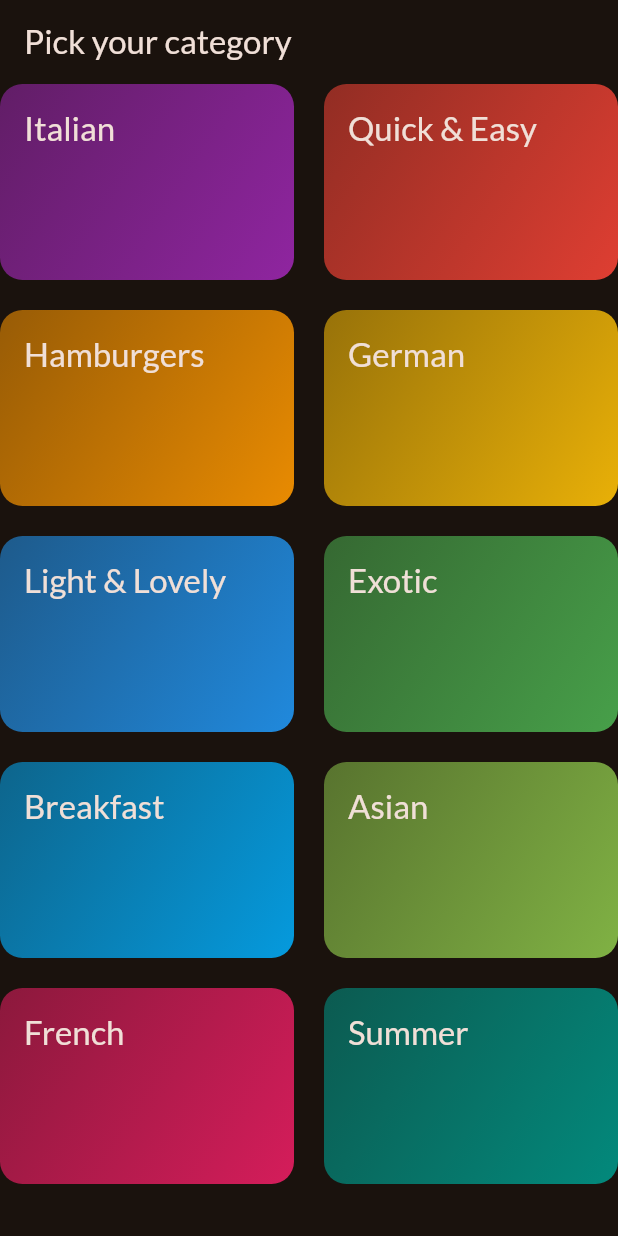
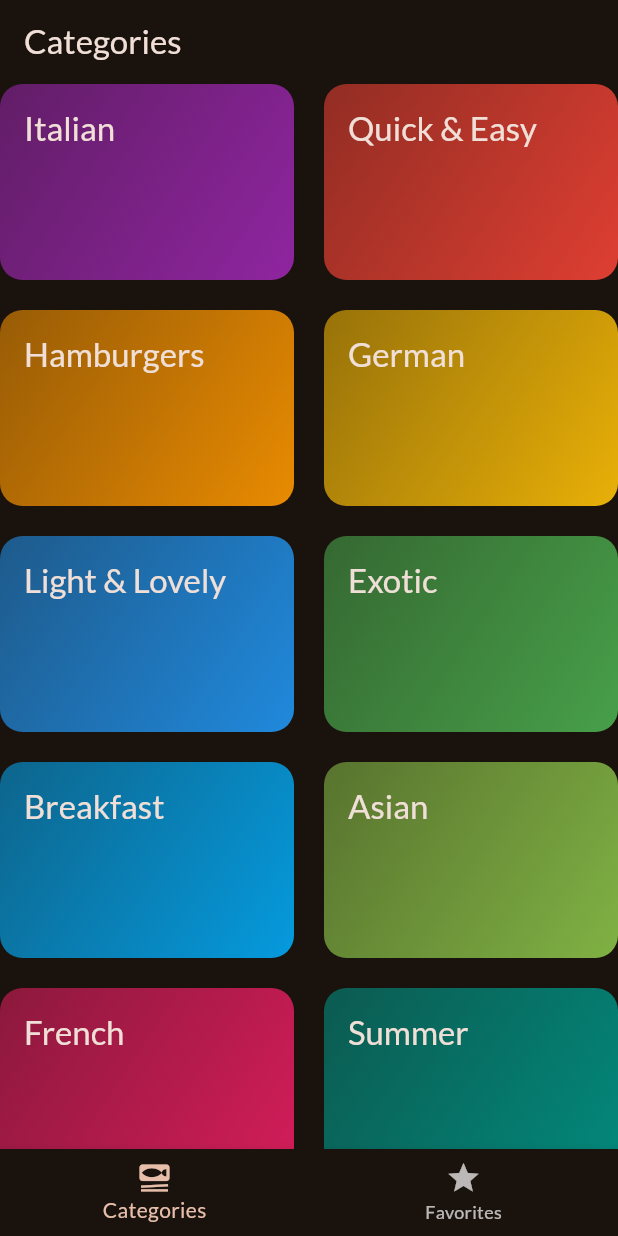
Before and after one commit to yasinbashar/meals_app-in-Flutter, a Flutter app: the screen it shows after launch, on a phone screen of 412 x 824 dp. Run offline on Flutter 3.47's test engine with Material 3 defaults, Android fonts, the phone set to English and light mode, and no system bars; our stand-ins replace google_fonts, transparent_image.

Commit message:
adding tabscreen

```diff
--- a/lib/main.dart
+++ b/lib/main.dart
@@ -1,8 +1,8 @@
 import 'package:flutter/material.dart';
 
 import 'package:google_fonts/google_fonts.dart';
-import 'package:meals_app/screens/categories.dart';
 
+import 'package:meals_app/screens/tabs.dart';
 
 final theme = ThemeData(
   useMaterial3: true,
@@ -24,7 +24,7 @@ class App extends StatelessWidget {
   Widget build(BuildContext context) {
     return MaterialApp(
       theme: theme,
-      home: const Categories(),
+      home: const Tabs(),
     );
   }
 }
--- a/lib/screens/categories.dart
+++ b/lib/screens/categories.dart
@@ -24,11 +24,7 @@ class Categories extends StatelessWidget {
 
   @override
   Widget build(BuildContext context) {
-    return Scaffold(
-      appBar: AppBar(
-        title: const Text('Pick your category'),
-      ),
-      body: GridView(
+    return GridView(
       gridDelegate: const SliverGridDelegateWithFixedCrossAxisCount(
         crossAxisCount: 2,
         childAspectRatio: 3 / 2,
@@ -45,7 +41,6 @@ class Categories extends StatelessWidget {
             },
           )
       ],
-      ),
     );
   }
 }
--- a/lib/screens/meals.dart
+++ b/lib/screens/meals.dart
@@ -6,11 +6,11 @@ import 'package:meals_app/widgets/meal_item.dart';
 class Meals extends StatelessWidget {
   const Meals({
     super.key,
-    required this.title,
+    this.title,
     required this.meals,
   });
 
-  final String title;
+  final String? title;
   final List<Meal> meals;
 
   void selectMeal(BuildContext context, Meal meal) {
@@ -53,9 +53,13 @@ class Meals extends StatelessWidget {
       );
     }
 
+    if (title == null) {
+      return content;
+    }
+
     return Scaffold(
       appBar: AppBar(
-        title: Text(title),
+        title: Text(title!),
       ),
       body: content,
     );
--- /dev/null
+++ b/lib/screens/tabs.dart
@@ -0,0 +1,55 @@
+import 'package:flutter/material.dart';
+import 'package:meals_app/screens/categories.dart';
+import 'package:meals_app/screens/meals.dart';
+
+class Tabs extends StatefulWidget {
+  const Tabs({super.key});
+
+  @override
+  State<Tabs> createState() {
+    return _TabsState();
+  }
+}
+
+class _TabsState extends State<Tabs> {
+  int _selectedPageIndex = 0;
+
+  void _selectPage(int index) {
+    setState(() {
+      _selectedPageIndex = index;
+    });
+  }
+
+  @override
+  Widget build(BuildContext context) {
+    Widget activePage = const Categories();
+    var activePageTitle = 'Categories';
+    if (_selectedPageIndex == 1) {
+      activePage = const Meals(
+        meals: [],
+      );
+      activePageTitle = 'Your Favorites';
+    }
+
+    return Scaffold(
+      appBar: AppBar(
+        title: Text(activePageTitle),
+      ),
+      body: activePage,
+      bottomNavigationBar: BottomNavigationBar(
+        onTap: _selectPage,
+        currentIndex: _selectedPageIndex,
+        items: const [
+          BottomNavigationBarItem(
+            icon: Icon(Icons.set_meal),
+            label: 'Categories',
+          ),
+          BottomNavigationBarItem(
+            icon: Icon(Icons.star),
+            label: 'Favorites',
+          ),
+        ],
+      ),
+    );
+  }
+}
```
Lines whose indentation alone changed are shown as unchanged.
